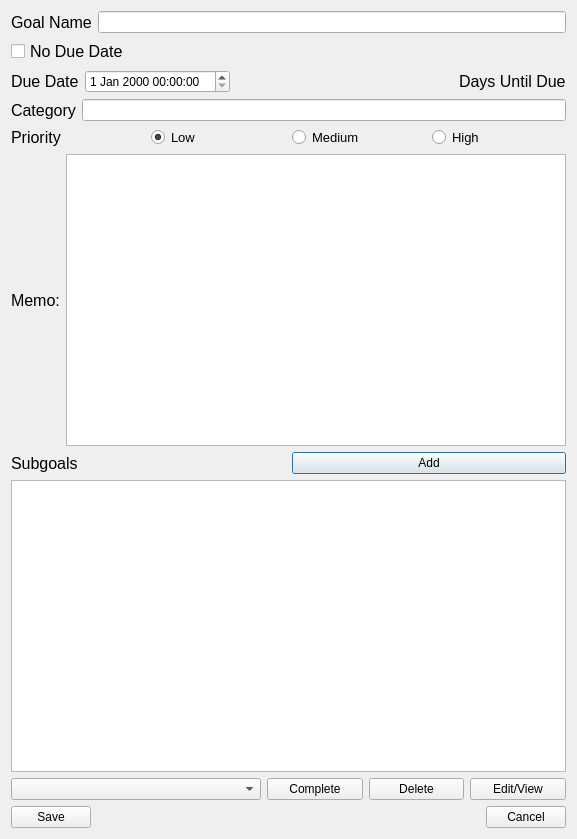
Qt form UI/AddEditViewGoal.ui (cis422-goaltracker/goaltracker) before a commit.
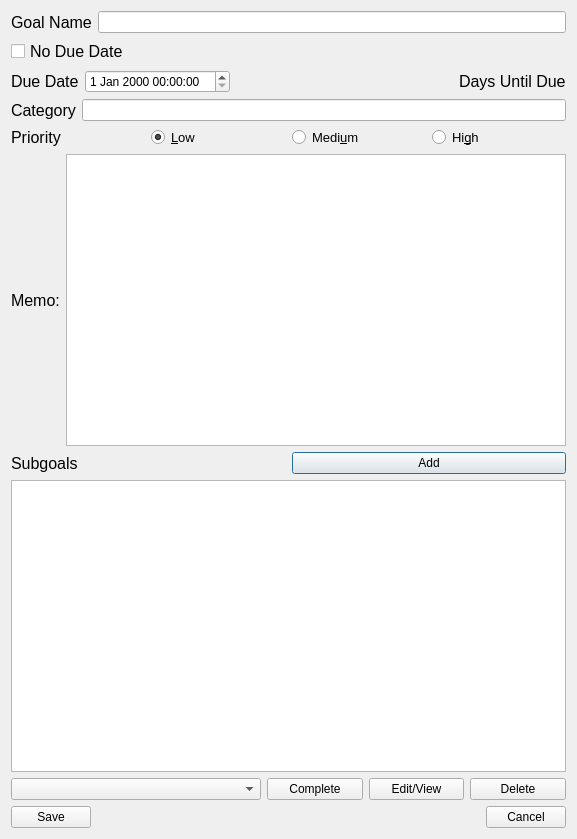
The same form after that commit.

What changed in the file:
```diff
--- a/UI/AddEditViewGoal.ui
+++ b/UI/AddEditViewGoal.ui
@@ -142,7 +142,7 @@
         </font>
        </property>
        <property name="text">
-        <string>Low</string>
+        <string>&amp;Low</string>
        </property>
        <property name="checked">
         <bool>true</bool>
@@ -157,7 +157,7 @@
         </font>
        </property>
        <property name="text">
-        <string>Medium</string>
+        <string>Medi&amp;um</string>
        </property>
        <property name="checked">
         <bool>false</bool>
@@ -172,7 +172,7 @@
         </font>
        </property>
        <property name="text">
-        <string>High</string>
+        <string>Hi&amp;gh</string>
        </property>
       </widget>
      </item>
@@ -256,13 +256,6 @@
        </property>
       </widget>
      </item>
-     <item>
-      <widget class="QPushButton" name="push_delete_subgoal">
-       <property name="text">
-        <string>Delete</string>
-       </property>
-      </widget>
-     </item>
      <item>
       <widget class="QPushButton" name="push_edit_view_subgoal">
        <property name="text">
@@ -270,6 +263,13 @@
        </property>
       </widget>
      </item>
+     <item>
+      <widget class="QPushButton" name="push_delete_subgoal">
+       <property name="text">
+        <string>Delete</string>
+       </property>
+      </widget>
+     </item>
     </layout>
    </item>
    <item>
```
